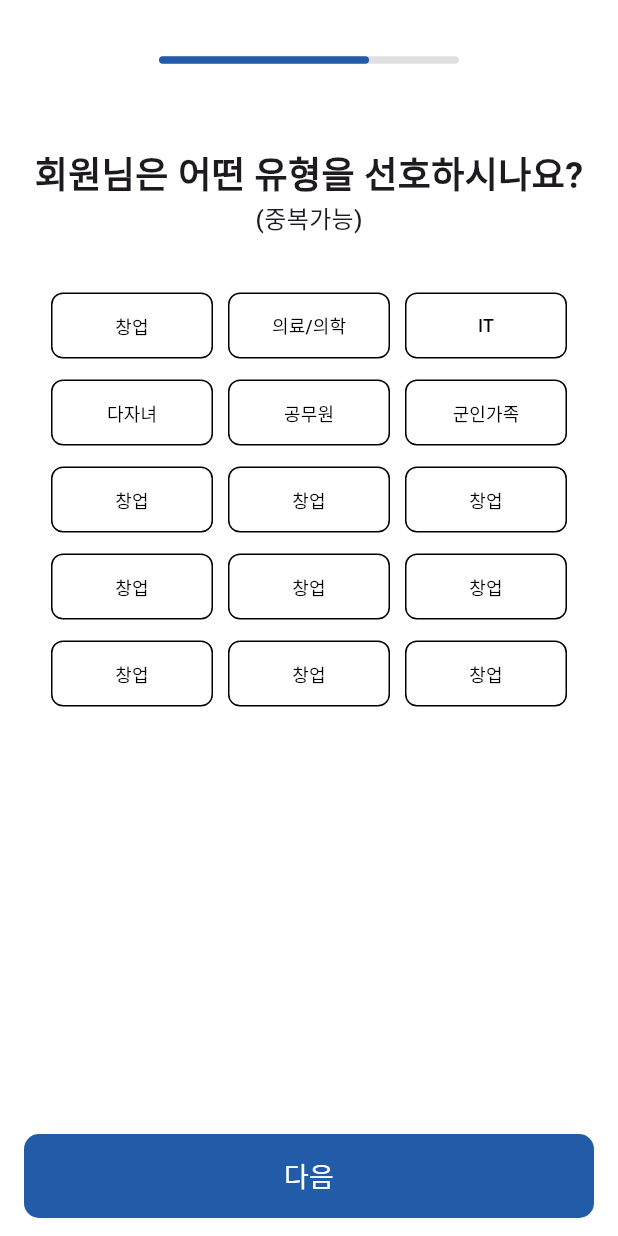
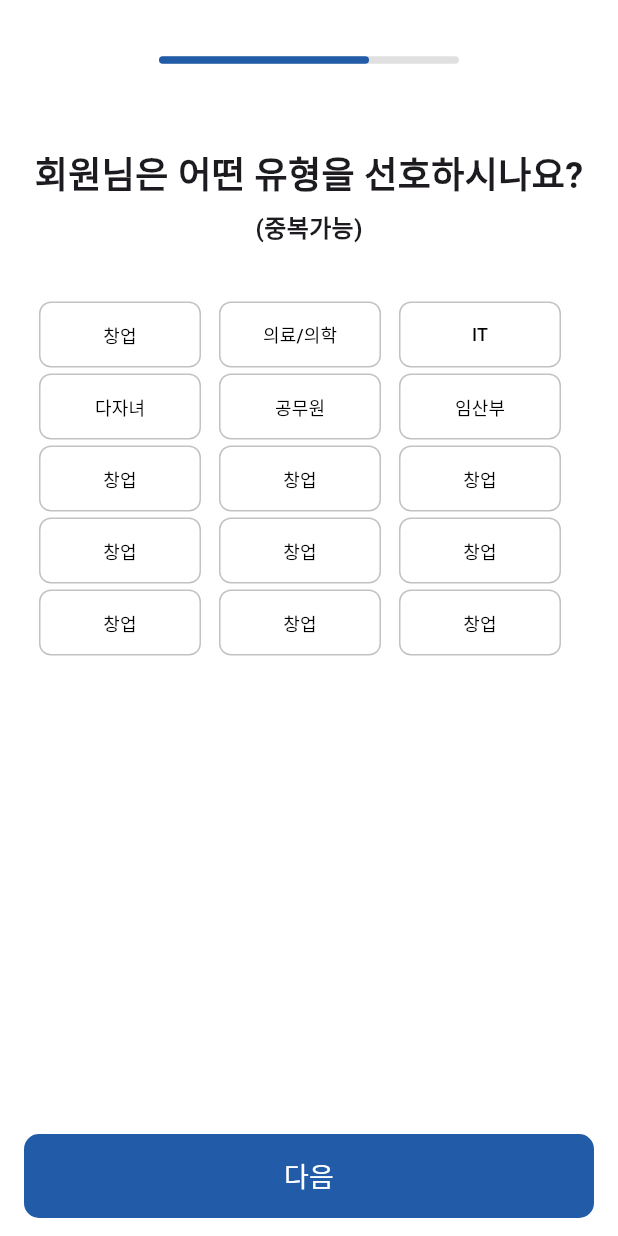
Before and after one commit to misochallenge-ProPick/MISOCHALLENGE2025_ProPick, a Flutter app: the screen it shows after launch, after a tap on "다음", on a phone screen of 412 x 824 dp. Run offline on Flutter 3.47's test engine with Material 3 defaults, Android fonts, the phone set to English and light mode, and no system bars; our stand-ins replace dropdown_button2.

Commit message:
조건 입력 페이지 구현

```diff
--- a/lib/page/inputAge_page.dart
+++ b/lib/page/inputAge_page.dart
@@ -1,9 +1,17 @@
 import 'package:flutter/material.dart';
 import 'package:propick/page/inputType_page.dart';
 
-class InputAgePage extends StatelessWidget {
+class InputAgePage extends StatefulWidget {
   const InputAgePage({super.key});
 
+  @override
+  State<InputAgePage> createState() => _InputAgePageState();
+}
+
+final ageText = ["만 15~19세", "만 20~39세", "만 40~59세", "만 60세 이상"];
+int selectedIndex = -1;
+
+class _InputAgePageState extends State<InputAgePage> {
   @override
   Widget build(BuildContext context) {
     return MaterialApp(
@@ -33,17 +41,23 @@ class InputAgePage extends StatelessWidget {
             Center(
               child: Text(
                 "회원님의 연령대를 알려주세요!",
-                style: TextStyle(fontSize: 24, fontWeight: FontWeight.w600),
+                style: TextStyle(fontSize: 24, fontWeight: FontWeight.bold),
               ),
             ),
             SizedBox(height: 67),
-            AgeButton(ageText: "15~19세"),
-            SizedBox(height: 20),
-            AgeButton(ageText: "20~39세"),
-            SizedBox(height: 20),
-            AgeButton(ageText: "40~59세"),
-            SizedBox(height: 20),
-            AgeButton(ageText: "60세 이상"),
+
+            for (int i = 0; i < ageText.length; i++) ...[
+              AgeButton(
+                ageText: ageText[i],
+                isSelected: selectedIndex == i,
+                onTap: () {
+                  setState(() {
+                    selectedIndex = i;
+                  });
+                },
+              ),
+              SizedBox(height: 20),
+            ],
           ],
         ),
 
@@ -51,6 +65,7 @@ class InputAgePage extends StatelessWidget {
           color: Colors.white,
           child: TextButton(
             style: TextButton.styleFrom(
+              minimumSize: Size(350, 64),
               shape: RoundedRectangleBorder(
                 borderRadius: BorderRadius.circular(10),
               ),
@@ -76,26 +91,41 @@ class InputAgePage extends StatelessWidget {
 // ignore: must_be_immutable
 class AgeButton extends StatelessWidget {
   String ageText;
-  AgeButton({super.key, required this.ageText});
+  bool isSelected;
+  VoidCallback onTap;
+
+  AgeButton({
+    super.key,
+    required this.ageText,
+    required this.isSelected,
+    required this.onTap,
+  });
 
   @override
   Widget build(BuildContext context) {
     return ElevatedButton(
       style: ElevatedButton.styleFrom(
-        backgroundColor: Colors.white,
+        backgroundColor: isSelected
+            ? Color.fromARGB(255, 34, 92, 168)
+            : Colors.white,
         elevation: 0,
-        side: BorderSide(width: 1),
+        side: BorderSide(width: 1, color: Color(0x99999999)),
         minimumSize: Size(350, 64),
         shape: RoundedRectangleBorder(borderRadius: BorderRadius.circular(10)),
       ),
-      onPressed: () {},
+      onPressed: onTap,
+
       child: SizedBox(
         width: 330,
         child: Align(
           alignment: Alignment.centerLeft,
           child: Text(
             ageText,
-            style: TextStyle(color: Colors.black, fontSize: 17),
+            style: TextStyle(
+              color: isSelected ? Colors.white : Colors.black,
+              fontSize: 20,
+              fontWeight: FontWeight.w500,
+            ),
           ),
         ),
       ),
--- a/lib/page/inputArea_page.dart
+++ b/lib/page/inputArea_page.dart
@@ -45,11 +45,11 @@ class _InputAreaPageState extends State<InputAreaPage> {
                 children: [
                   Text(
                     "이제 마지막이에요!",
-                    style: TextStyle(fontSize: 24, fontWeight: FontWeight.w600),
+                    style: TextStyle(fontSize: 24, fontWeight: FontWeight.bold),
                   ),
                   Text(
                     "회원님은 어느 지역에 거주하시나요?",
-                    style: TextStyle(fontSize: 24, fontWeight: FontWeight.w600),
+                    style: TextStyle(fontSize: 24, fontWeight: FontWeight.bold),
                   ),
                 ],
               ),
--- a/lib/page/inputType_page.dart
+++ b/lib/page/inputType_page.dart
@@ -2,9 +2,23 @@ import 'package:flutter/material.dart';
 import 'package:propick/page/inputAge_page.dart';
 import 'package:propick/page/inputArea_page.dart';
 
-class InputTypePage extends StatelessWidget {
+class InputTypePage extends StatefulWidget {
   const InputTypePage({super.key});
 
+  @override
+  State<InputTypePage> createState() => _InputTypePageState();
+}
+
+final typeList = [
+  ["창업", "의료/의학", "IT"],
+  ["다자녀", "공무원", "임산부"],
+  ["창업", "창업", "창업"],
+  ["창업", "창업", "창업"],
+  ["창업", "창업", "창업"],
+];
+List<dynamic> clickedtype = [];
+
+class _InputTypePageState extends State<InputTypePage> {
   @override
   Widget build(BuildContext context) {
     return MaterialApp(
@@ -37,11 +51,12 @@ class InputTypePage extends StatelessWidget {
                 children: [
                   Text(
                     "회원님은 어떤 유형을 선호하시나요?",
-                    style: TextStyle(fontSize: 24, fontWeight: FontWeight.w600),
+                    style: TextStyle(fontSize: 24, fontWeight: FontWeight.bold),
                   ),
+                  SizedBox(height: 6),
                   Text(
                     "(중복가능)",
-                    style: TextStyle(fontSize: 16, fontWeight: FontWeight.w500),
+                    style: TextStyle(fontSize: 16, fontWeight: FontWeight.bold),
                   ),
                 ],
               ),
@@ -51,60 +66,29 @@ class InputTypePage extends StatelessWidget {
               padding: const EdgeInsets.symmetric(horizontal: 20),
               child: Column(
                 children: [
+                  for (var row in typeList) ...[
                     Row(
                       mainAxisAlignment: MainAxisAlignment.center,
                       children: [
-                      TypeButton(typeText: "창업"),
-                      SizedBox(width: 10),
-                      TypeButton(typeText: "의료/의학"),
-                      SizedBox(width: 10),
-                      TypeButton(typeText: "IT"),
+                        for (var text in row) ...[
+                          TypeButton(
+                            typeText: text,
+                            isSelected: clickedtype.contains(text)
+                                ? true
+                                : false,
+                            onTap: () {
+                              setState(() {
+                                if(clickedtype.contains(text)) clickedtype.remove(text);
+                                else clickedtype.add(text);
+                              });
+                            },
+                          ),
+                          SizedBox(width: 12),
+                        ],
+                        SizedBox(height: 12),
                       ],
                     ),
-                  SizedBox(height: 10),
-                  Row(
-                    mainAxisAlignment: MainAxisAlignment.center,
-                    children: [
-                      TypeButton(typeText: "다자녀"),
-                      SizedBox(width: 10),
-                      TypeButton(typeText: "공무원"),
-                      SizedBox(width: 10),
-                      TypeButton(typeText: "군인가족"),
                   ],
-                  ),
-                  SizedBox(height: 10),
-                  Row(
-                    mainAxisAlignment: MainAxisAlignment.center,
-                    children: [
-                      TypeButton(typeText: "창업"),
-                      SizedBox(width: 10),
-                      TypeButton(typeText: "창업"),
-                      SizedBox(width: 10),
-                      TypeButton(typeText: "창업"),
-                    ],
-                  ),
-                  SizedBox(height: 10),
-                  Row(
-                    mainAxisAlignment: MainAxisAlignment.center,
-                    children: [
-                      TypeButton(typeText: "창업"),
-                      SizedBox(width: 10),
-                      TypeButton(typeText: "창업"),
-                      SizedBox(width: 10),
-                      TypeButton(typeText: "창업"),
-                    ],
-                  ),
-                  SizedBox(height: 10),
-                  Row(
-                    mainAxisAlignment: MainAxisAlignment.center,
-                    children: [
-                      TypeButton(typeText: "창업"),
-                      SizedBox(width: 10),
-                      TypeButton(typeText: "창업"),
-                      SizedBox(width: 10),
-                      TypeButton(typeText: "창업"),
-                    ],
-                  ),
                 ],
               ),
             ),
@@ -139,22 +123,34 @@ class InputTypePage extends StatelessWidget {
 
 class TypeButton extends StatelessWidget {
   String typeText;
-  TypeButton({super.key, required this.typeText});
+  bool isSelected;
+  VoidCallback onTap;
+  TypeButton({
+    super.key,
+    required this.typeText,
+    required this.isSelected,
+    required this.onTap,
+  });
 
   @override
   Widget build(BuildContext context) {
     return ElevatedButton(
       style: ElevatedButton.styleFrom(
-        backgroundColor: Colors.white,
+        backgroundColor: isSelected
+            ? Color.fromARGB(255, 34, 92, 168)
+            : Colors.white,
         elevation: 0,
-        side: BorderSide(width: 1),
+        side: BorderSide(width: 1, color: Color(0x99999999)),
         minimumSize: Size(108, 44),
         shape: RoundedRectangleBorder(borderRadius: BorderRadius.circular(8)),
       ),
-      onPressed: () {},
+      onPressed: onTap,
       child: Text(
         typeText,
-        style: TextStyle(color: Colors.black, fontSize: 12),
+        style: TextStyle(
+          color: isSelected ? Colors.white : Colors.black,
+          fontSize: 12,
+        ),
       ),
     );
   }
```
Lines whose indentation alone changed are shown as unchanged.
